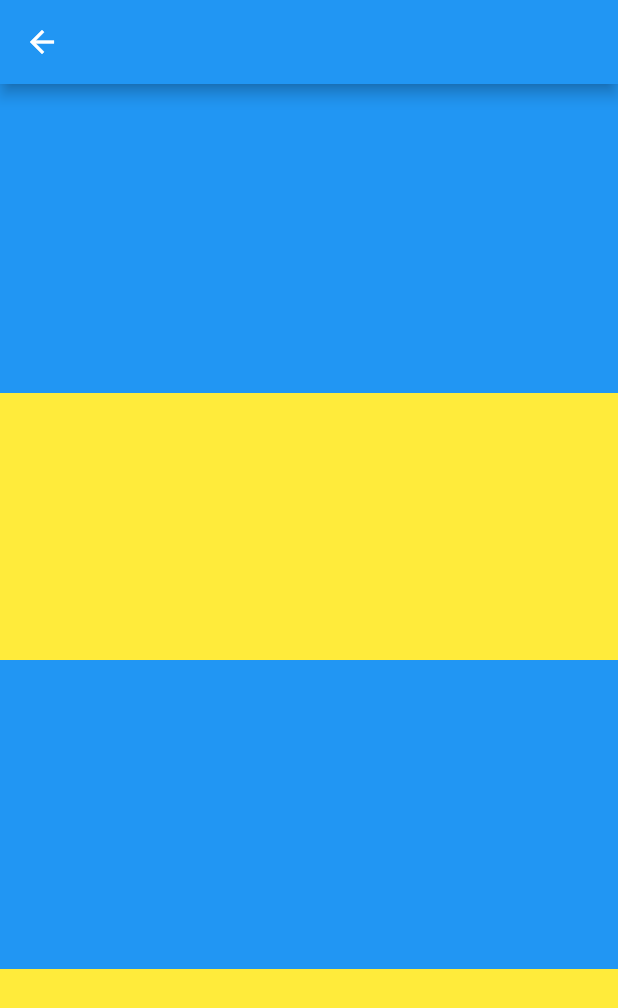
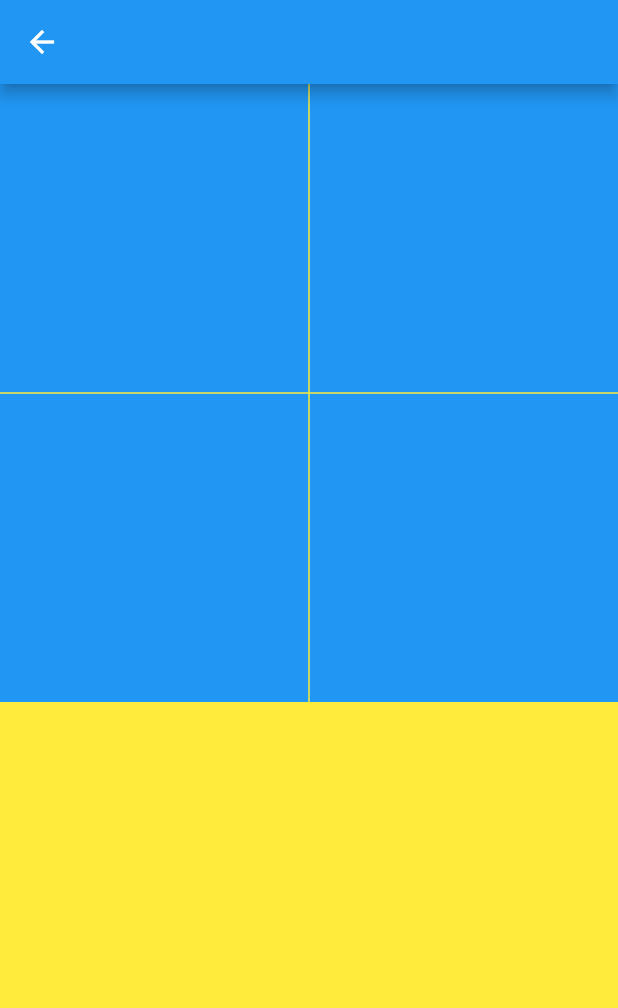
Before and after one commit to Chesco1/TheGame, a Flutter app: the LevelPage screen opened directly, on a phone screen of 412 x 824 dp. Shown: the top 1008 px of the screen. Run offline on Flutter 3.47's test engine with Material 2 defaults, Android fonts, the phone set to English and light mode, and no system bars; drawn by our look-alikes of flutter_layout_grid; our stand-ins replace flutter_riverpod.

Commit message:
playing around with track blueprint ideas

```diff
--- a/thegame/lib/pages/level_page.dart
+++ b/thegame/lib/pages/level_page.dart
@@ -1,5 +1,5 @@
 import 'package:flutter/material.dart';
-import 'package:thegame/views/line_grid.dart';
+import 'package:thegame/views/track.dart';
 
 class LevelPage extends StatelessWidget {
   const LevelPage({Key? key}) : super(key: key);
@@ -11,7 +11,7 @@ class LevelPage extends StatelessWidget {
       body: Container(
         alignment: Alignment.center,
         color: Colors.yellow,
-        child: LineGrid(),
+        child: Track(),
       ),
     );
   }
--- a/thegame/lib/views/line_grid.dart
+++ /dev/null
@@ -1,23 +0,0 @@
-import 'package:flutter/material.dart';
-import 'package:flutter_layout_grid/flutter_layout_grid.dart';
-import 'package:flutter_riverpod/flutter_riverpod.dart';
-import 'package:thegame/views/line_block.dart';
-
-class LineGrid extends ConsumerWidget {
-  const LineGrid({Key? key}) : super(key: key);
-
-  @override
-  Widget build(BuildContext context, WidgetRef ref) {
-    return LayoutGrid(
-      columnSizes: [auto, auto],
-      rowSizes: [auto, auto],
-      children: [
-        LineBlock(),
-        LineBlock(),
-        LineBlock(),
-        LineBlock(),
-      ],
-      //physics: const NeverScrollableScrollPhysics(),
-    );
-  }
-}
--- /dev/null
+++ b/thegame/lib/views/track.dart
@@ -0,0 +1,24 @@
+import 'package:flutter/material.dart';
+import 'package:flutter_layout_grid/flutter_layout_grid.dart';
+import 'package:flutter_riverpod/flutter_riverpod.dart';
+import 'package:thegame/views/track_block.dart';
+
+class Track extends ConsumerWidget {
+  const Track({Key? key}) : super(key: key);
+
+  @override
+  Widget build(BuildContext context, WidgetRef ref) {
+    return GridView.count(
+      mainAxisSpacing: 1,
+      crossAxisSpacing: 1,
+      crossAxisCount: 2,
+      children: [
+        TrackBlock(),
+        TrackBlock(),
+        TrackBlock(),
+        TrackBlock(),
+      ],
+      physics: const NeverScrollableScrollPhysics(),
+    );
+  }
+}
--- a/thegame/lib/views/line_block.dart
+++ b/thegame/lib/views/track_block.dart
@@ -1,7 +1,7 @@
 import 'package:flutter/material.dart';
 
-class LineBlock extends StatelessWidget {
-  const LineBlock({Key? key}) : super(key: key);
+class TrackBlock extends StatelessWidget {
+  const TrackBlock({Key? key}) : super(key: key);
 
   @override
   Widget build(BuildContext context) {
```
Also changed, not shown: thegame/lib/blueprints/track_block_blueprint.dart (added, +14 -0 lines), thegame/lib/blueprints/track_blueprint.dart (added, +33 -0 lines), thegame/lib/blueprints/line_block_blueprint.dart (deleted), thegame/lib/blueprints/line_grid_blueprint.dart (deleted).
